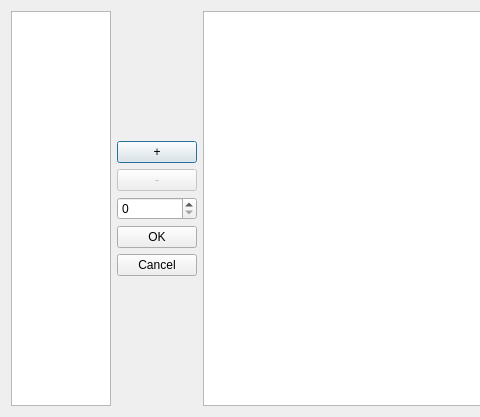
bsella/Emergence, file forms/functionmanager.ui: the form before one commit; both pictures show x 0 to 480 and y 0 to 417 of the 747 by 417 pixel window.
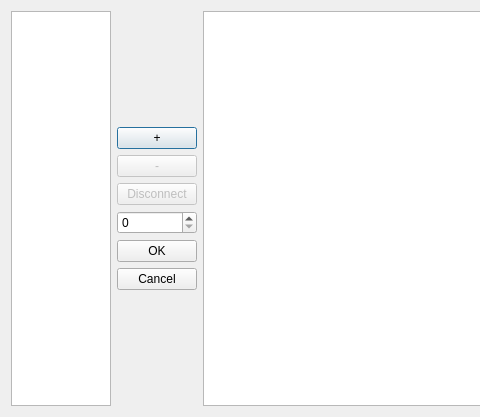
The form after the commit. Custom widgets are drawn as their Qt base class.

Diff of the .ui file:
```diff
--- a/forms/functionmanager.ui
+++ b/forms/functionmanager.ui
@@ -62,6 +62,16 @@
        </property>
       </widget>
      </item>
+     <item>
+      <widget class="QPushButton" name="pushButton">
+       <property name="enabled">
+        <bool>false</bool>
+       </property>
+       <property name="text">
+        <string>Disconnect</string>
+       </property>
+      </widget>
+     </item>
      <item>
       <widget class="QSpinBox" name="spinBox">
        <property name="maximum">
```
Left out of the diff: 9 changed lines with no effect on the pictures.
